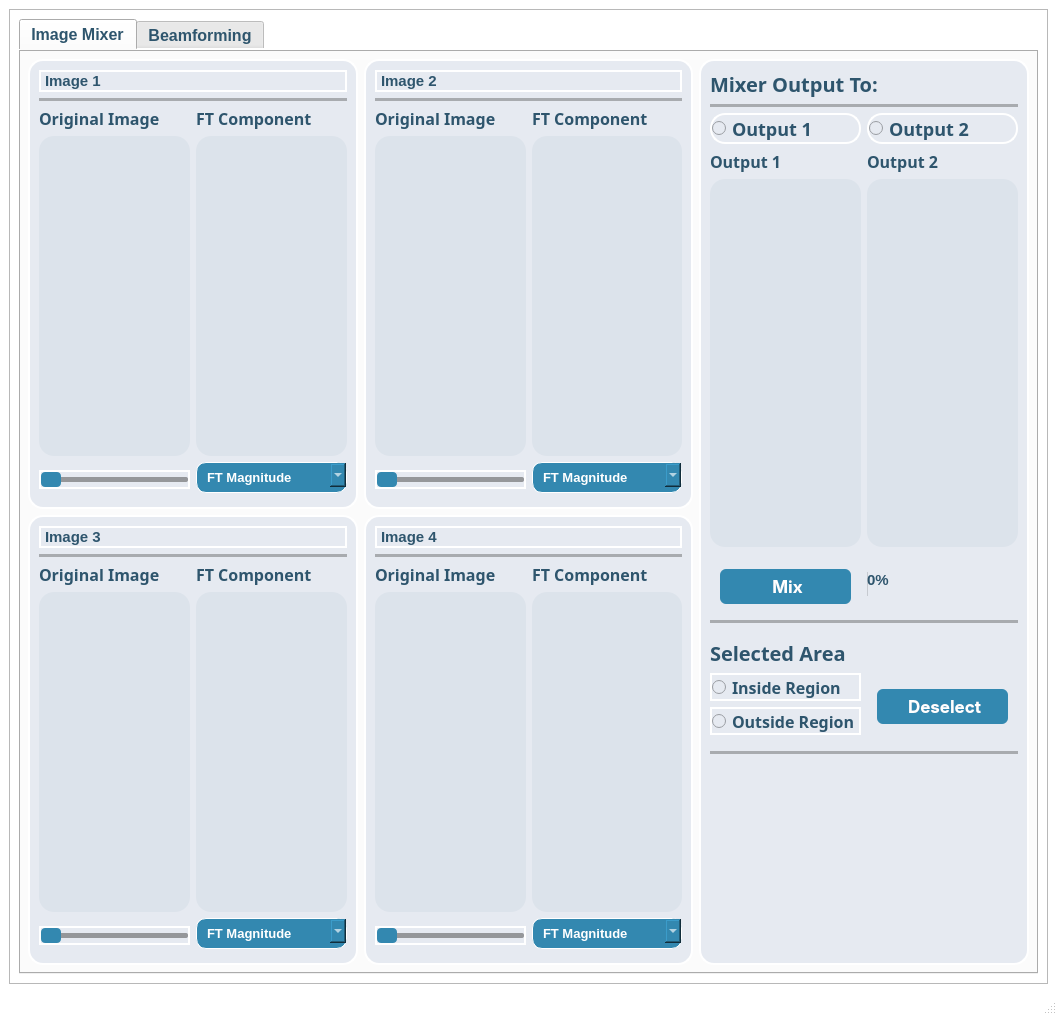
Above: ImageMixer/MainWindow.ui from JudyEssam/ImageMixer-BeamForming before the change. Below: the same form after it.
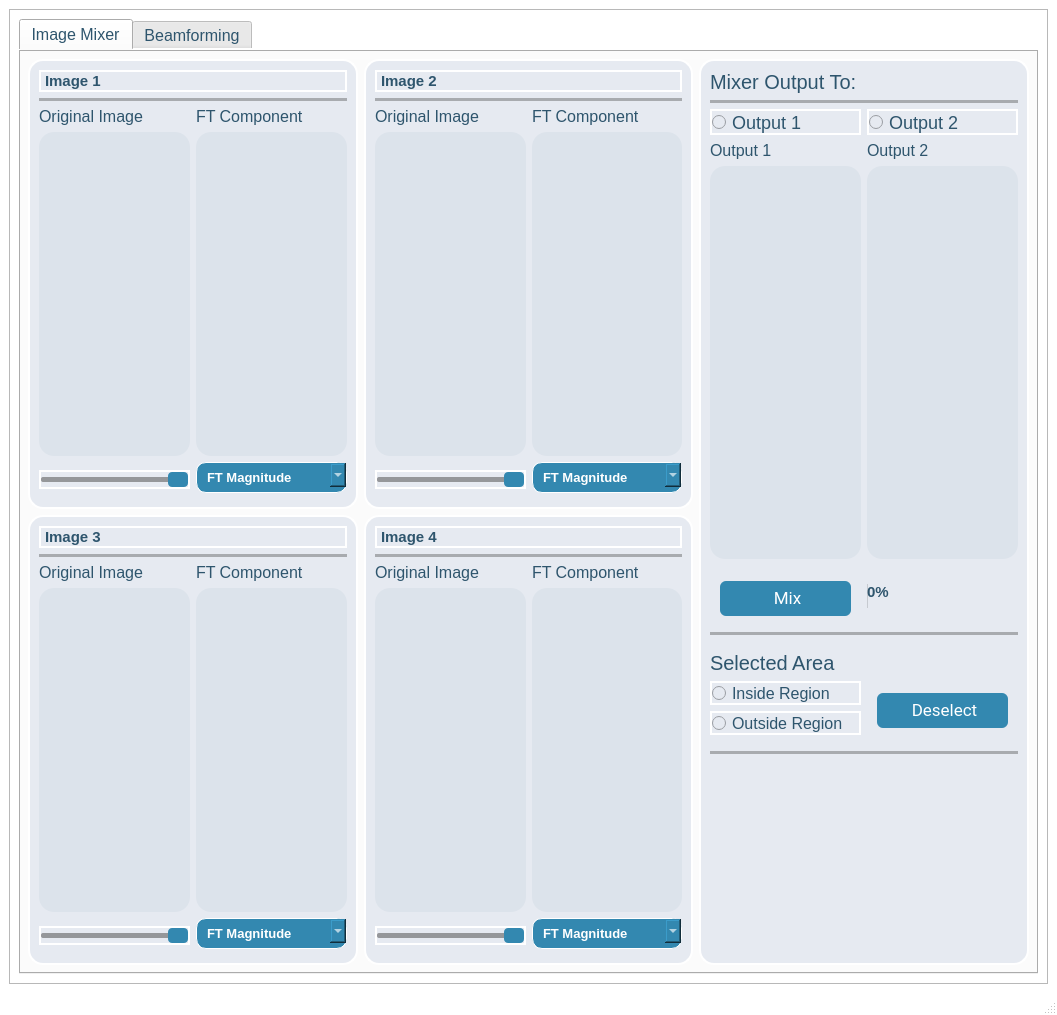
That is the form after the change. Icons and pictures are not drawn.

Diff of the .ui file:
```diff
--- a/ImageMixer/MainWindow.ui
+++ b/ImageMixer/MainWindow.ui
@@ -40,8 +40,6 @@
          <property name="font">
           <font>
            <pointsize>-1</pointsize>
-           <weight>75</weight>
-           <bold>true</bold>
           </font>
          </property>
          <property name="styleSheet">
@@ -152,10 +150,7 @@
                          <widget class="QLabel" name="label_30">
                           <property name="font">
                            <font>
-                            <family>Oswald SemiBold</family>
                             <pointsize>-1</pointsize>
-                            <weight>75</weight>
-                            <bold>true</bold>
                            </font>
                           </property>
                           <property name="styleSheet">
@@ -186,10 +181,7 @@
                          <widget class="QLabel" name="label_31">
                           <property name="font">
                            <font>
-                            <family>Oswald SemiBold</family>
                             <pointsize>-1</pointsize>
-                            <weight>75</weight>
-                            <bold>true</bold>
                            </font>
                           </property>
                           <property name="styleSheet">
@@ -255,6 +247,15 @@
 border: 1px solid #3498db; /* Border of the handle when pressed */
 }</string>
                         </property>
+                        <property name="maximum">
+                         <number>100</number>
+                        </property>
+                        <property name="singleStep">
+                         <number>10</number>
+                        </property>
+                        <property name="sliderPosition">
+                         <number>100</number>
+                        </property>
                         <property name="orientation">
                          <enum>Qt::Horizontal</enum>
                         </property>
@@ -378,6 +379,15 @@
 border: 1px solid #3498db; /* Border of the handle when pressed */
 }</string>
                       </property>
+                      <property name="maximum">
+                       <number>100</number>
+                      </property>
+                      <property name="singleStep">
+                       <number>10</number>
+                      </property>
+                      <property name="sliderPosition">
+                       <number>100</number>
+                      </property>
                       <property name="orientation">
                        <enum>Qt::Horizontal</enum>
                       </property>
@@ -493,10 +503,7 @@
                          <widget class="QLabel" name="label_32">
                           <property name="font">
                            <font>
-                            <family>Oswald SemiBold</family>
                             <pointsize>-1</pointsize>
-                            <weight>75</weight>
-                            <bold>true</bold>
                            </font>
                           </property>
                           <property name="styleSheet">
@@ -526,10 +533,7 @@
                          <widget class="QLabel" name="label_33">
                           <property name="font">
                            <font>
-                            <family>Oswald SemiBold</family>
                             <pointsize>-1</pointsize>
-                            <weight>75</weight>
-                            <bold>true</bold>
                            </font>
                           </property>
                           <property name="styleSheet">
@@ -639,10 +643,7 @@
                          <widget class="QLabel" name="label_34">
                           <property name="font">
                            <font>
-                            <family>Oswald SemiBold</family>
                             <pointsize>-1</pointsize>
-                            <weight>75</weight>
-                            <bold>true</bold>
                            </font>
                           </property>
                           <property name="styleSheet">
@@ -673,10 +674,7 @@
                          <widget class="QLabel" name="label_35">
                           <property name="font">
                            <font>
-                            <family>Oswald SemiBold</family>
                             <pointsize>-1</pointsize>
-                            <weight>75</weight>
-                            <bold>true</bold>
                            </font>
                           </property>
                           <property name="styleSheet">
@@ -745,6 +743,15 @@
 border: 1px solid #3498db; /* Border of the handle when pressed */
 }</string>
                       </property>
+                      <property name="maximum">
+                       <number>100</number>
+                      </property>
+                      <property name="singleStep">
+                       <number>10</number>
+                      </property>
+                      <property name="sliderPosition">
+                       <number>100</number>
+                      </property>
                       <property name="orientation">
                        <enum>Qt::Horizontal</enum>
                       </property>
@@ -866,6 +873,15 @@
 border: 1px solid #3498db; /* Border of the handle when pressed */
 }</string>
                       </property>
+                      <property name="maximum">
+                       <number>100</number>
+                      </property>
+                      <property name="singleStep">
+                       <number>10</number>
+                      </property>
+                      <property name="sliderPosition">
+                       <number>100</number>
+                      </property>
                       <property name="orientation">
                        <enum>Qt::Horizontal</enum>
                       </property>
@@ -981,10 +997,7 @@
                          <widget class="QLabel" name="label_36">
                           <property name="font">
                            <font>
-                            <family>Oswald SemiBold</family>
                             <pointsize>-1</pointsize>
-                            <weight>75</weight>
-                            <bold>true</bold>
                            </font>
                           </property>
                           <property name="styleSheet">
@@ -1014,10 +1027,7 @@
                          <widget class="QLabel" name="label_37">
                           <property name="font">
                            <font>
-                            <family>Oswald SemiBold</family>
                             <pointsize>-1</pointsize>
-                            <weight>75</weight>
-                            <bold>true</bold>
                            </font>
                           </property>
                           <property name="styleSheet">
@@ -1071,10 +1081,7 @@
                  <widget class="QLabel" name="mixerOutputTo_3">
                   <property name="font">
                    <font>
-                    <family>Overpass Black</family>
                     <pointsize>-1</pointsize>
-                    <weight>75</weight>
-                    <bold>true</bold>
                    </font>
                   </property>
                   <property name="styleSheet">
@@ -1126,10 +1133,7 @@
                      <widget class="QRadioButton" name="radioButton1">
                       <property name="font">
                        <font>
-                        <family>Oswald SemiBold</family>
                         <pointsize>-1</pointsize>
-                        <weight>75</weight>
-                        <bold>true</bold>
                        </font>
                       </property>
                       <property name="cursor">
@@ -1150,10 +1154,7 @@
                      <widget class="QRadioButton" name="radioButton2">
                       <property name="font">
                        <font>
-                        <family>Oswald SemiBold</family>
                         <pointsize>-1</pointsize>
-                        <weight>75</weight>
-                        <bold>true</bold>
                        </font>
                       </property>
                       <property name="cursor">
@@ -1183,10 +1184,7 @@
                        <widget class="QLabel" name="label_op1_3">
                         <property name="font">
                          <font>
-                          <family>Oswald SemiBold</family>
                           <pointsize>-1</pointsize>
-                          <weight>75</weight>
-                          <bold>true</bold>
                          </font>
                         </property>
                         <property name="styleSheet">
@@ -1216,10 +1214,7 @@
                        <widget class="QLabel" name="label_op2_3">
                         <property name="font">
                          <font>
-                          <family>Oswald SemiBold</family>
                           <pointsize>-1</pointsize>
-                          <weight>75</weight>
-                          <bold>true</bold>
                          </font>
                         </property>
                         <property name="styleSheet">
@@ -1256,10 +1251,8 @@
                    <widget class="QPushButton" name="mixxer_3">
                     <property name="font">
                      <font>
-                      <family>-apple-system</family>
+                      <family>-apple-system,system-ui,Segoe UI,Roboto,Helvetica Neue,Ubuntu,sans-serif</family>
                       <pointsize>-1</pointsize>
-                      <weight>75</weight>
-                      <bold>true</bold>
                      </font>
                     </property>
                     <property name="cursor">
@@ -1385,10 +1378,7 @@
                      <widget class="QLabel" name="selectedArea_5">
                       <property name="font">
                        <font>
-                        <family>Overpass Black</family>
                         <pointsize>-1</pointsize>
-                        <weight>75</weight>
-                        <bold>true</bold>
                        </font>
                       </property>
                       <property name="styleSheet">
@@ -1410,10 +1400,7 @@
                          <widget class="QRadioButton" name="radioButton_In_3">
                           <property name="font">
                            <font>
-                            <family>Oswald SemiBold</family>
                             <pointsize>-1</pointsize>
-                            <weight>75</weight>
-                            <bold>true</bold>
                            </font>
                           </property>
                           <property name="cursor">
@@ -1427,16 +1414,19 @@
                           <property name="text">
                            <string>Inside Region</string>
                           </property>
+                          <property name="checkable">
+                           <bool>false</bool>
+                          </property>
+                          <property name="checked">
+                           <bool>false</bool>
+                          </property>
                          </widget>
                         </item>
                         <item>
                          <widget class="QRadioButton" name="radioButton_Out_3">
                           <property name="font">
                            <font>
-                            <family>Oswald SemiBold</family>
                             <pointsize>-1</pointsize>
-                            <weight>75</weight>
-                            <bold>true</bold>
                            </font>
                           </property>
                           <property name="cursor">
@@ -1458,10 +1448,8 @@
                        <widget class="QPushButton" name="Deselect_3">
                         <property name="font">
                          <font>
-                          <family>-apple-system</family>
+                          <family>-apple-system,system-ui,Segoe UI,Roboto,Helvetica Neue,Ubuntu,sans-serif</family>
                           <pointsize>-1</pointsize>
-                          <weight>75</weight>
-                          <bold>true</bold>
                          </font>
                         </property>
                         <property name="cursor">
```
Left out of the diff: 6 changed lines with no effect on the pictures.
